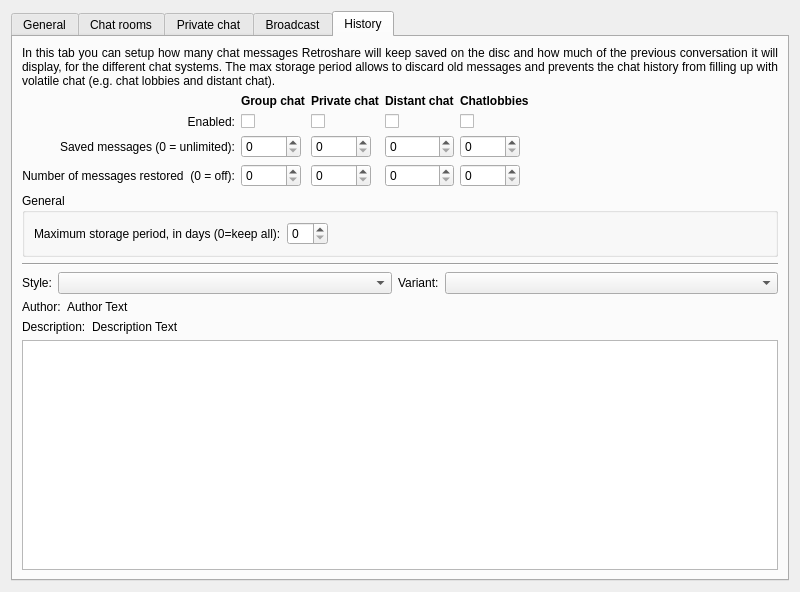
RetroShare/RetroShare, file retroshare-gui/src/gui/settings/ChatPage.ui: the form before one commit.
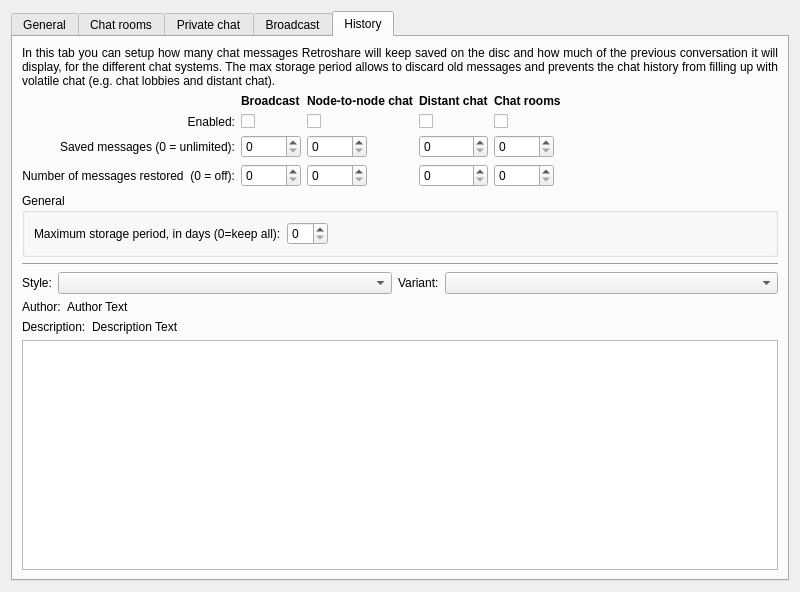
The form after the commit. The open tabs and pages were chosen to show the change. Custom widgets are drawn as their Qt base class.

Commit message: renamed different chat types properly in preferences->chat

The edit to the form file:
```diff
--- a/retroshare-gui/src/gui/settings/ChatPage.ui
+++ b/retroshare-gui/src/gui/settings/ChatPage.ui
@@ -907,7 +907,7 @@
               </font>
              </property>
              <property name="text">
-              <string>Chatlobbies</string>
+              <string>Chat rooms</string>
              </property>
             </widget>
            </item>
@@ -920,7 +920,7 @@
               </font>
              </property>
              <property name="text">
-              <string>Private chat</string>
+              <string>Node-to-node chat</string>
              </property>
             </widget>
            </item>
@@ -933,7 +933,7 @@
               </font>
              </property>
              <property name="text">
-              <string>Group chat</string>
+              <string>Broadcast</string>
              </property>
             </widget>
            </item>
```
